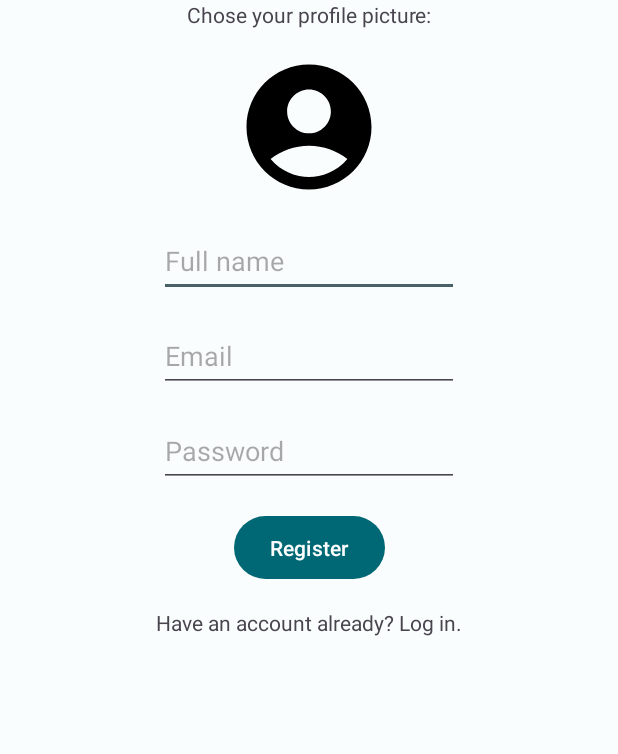
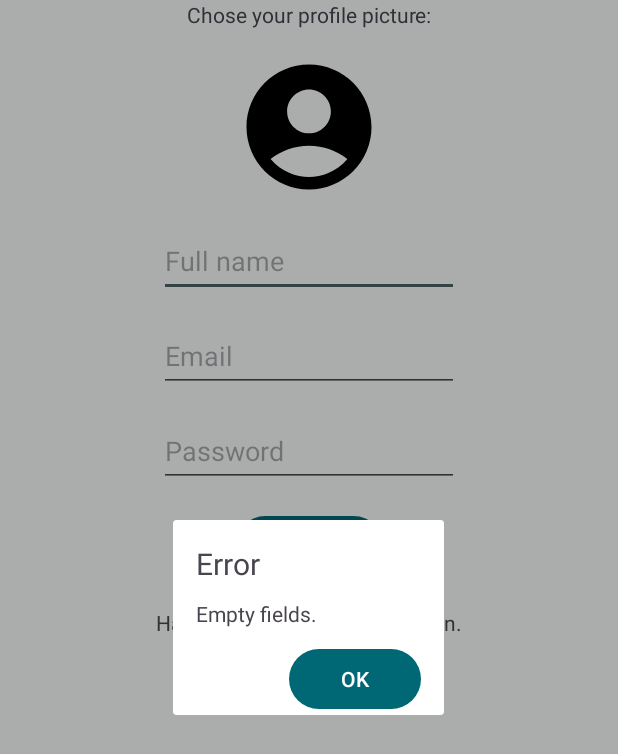
Before and after one commit to EnzoMaldonado00/ps2023, an Android app: the SignUpActivity screen opened directly, with no data from a screen before it, after a tap on "Register", on a phone screen of 412 x 824 dp. Shown: the top 754 px of the screen. Run offline under Robolectric (Android 15) with nearby library versions, the phone set to English and light mode, and no system bars; our stand-ins replace CircleImageView, Firebase (no records; nobody signed in at launch, a user with empty details on screens opened directly); pictures from the network do not load.

Commit message:
added dialogs

```diff
--- a/app/src/main/java/com/maldEnz/ps/presentation/activity/LogInActivity.kt
+++ b/app/src/main/java/com/maldEnz/ps/presentation/activity/LogInActivity.kt
@@ -4,8 +4,9 @@ import android.content.Intent
 import android.os.Bundle
 import androidx.appcompat.app.AppCompatActivity
 import com.google.firebase.auth.FirebaseAuth
-import com.google.firebase.auth.FirebaseAuthInvalidCredentialsException
+import com.maldEnz.ps.R
 import com.maldEnz.ps.databinding.ActivityLogInBinding
+import com.maldEnz.ps.presentation.fragment.dialog.ErrorDialogFragment
 
 class LogInActivity : AppCompatActivity() {
 
@@ -42,15 +43,14 @@ class LogInActivity : AppCompatActivity() {
                         val intent = Intent(this, HomeActivity::class.java)
                         startActivity(intent)
                     } else {
-                        // TODO
-                        // handle invalid account error
+                        val dialogFragment =
+                            ErrorDialogFragment.newInstance(getString(R.string.error_dialog))
+                        dialogFragment.show(supportFragmentManager, "dialog")
                     }
                 }.addOnFailureListener {
-                    when (it) {
-                        is FirebaseAuthInvalidCredentialsException -> {
-                            // handle invalid account
-                        }
-                    }
+                    val dialogFragment =
+                        ErrorDialogFragment.newInstance(getString(R.string.error_dialog))
+                    dialogFragment.show(supportFragmentManager, "dialog")
                 }
             }
         }
--- a/app/src/main/java/com/maldEnz/ps/presentation/activity/SignUpActivity.kt
+++ b/app/src/main/java/com/maldEnz/ps/presentation/activity/SignUpActivity.kt
@@ -15,7 +15,9 @@ import com.google.firebase.auth.FirebaseAuth
 import com.google.firebase.firestore.FirebaseFirestore
 import com.google.firebase.storage.FirebaseStorage
 import com.google.firebase.storage.UploadTask
+import com.maldEnz.ps.R
 import com.maldEnz.ps.databinding.ActivitySignUpBinding
+import com.maldEnz.ps.presentation.fragment.dialog.ErrorDialogFragment
 import com.maldEnz.ps.presentation.fragment.dialog.ImageMethodFragment
 import java.util.TimeZone
 
@@ -53,6 +55,10 @@ class SignUpActivity : AppCompatActivity() {
 
             if (fullName.isNotEmpty() && email.isNotEmpty() && password.isNotEmpty()) {
                 registerUser(fullName, email, password)
+            } else {
+                val dialogFragment =
+                    ErrorDialogFragment.newInstance(getString(R.string.field_error_dialog))
+                dialogFragment.show(supportFragmentManager, "dialog")
             }
         }
     }
@@ -128,6 +134,11 @@ class SignUpActivity : AppCompatActivity() {
                         }
                     }
                 }
+            }.addOnFailureListener {
+                progressDialog.dismiss()
+                val dialogFragment =
+                    ErrorDialogFragment.newInstance(getString(R.string.email_exists_dialog))
+                dialogFragment.show(supportFragmentManager, "dialog")
             }
     }
 
--- /dev/null
+++ b/app/src/main/java/com/maldEnz/ps/presentation/fragment/dialog/ErrorDialogFragment.kt
@@ -0,0 +1,44 @@
+package com.maldEnz.ps.presentation.fragment.dialog
+
+import android.os.Bundle
+import android.view.LayoutInflater
+import android.view.View
+import android.view.ViewGroup
+import androidx.fragment.app.DialogFragment
+import com.maldEnz.ps.databinding.FragmentErrorDialogBinding
+
+class ErrorDialogFragment : DialogFragment() {
+
+    private lateinit var binding: FragmentErrorDialogBinding
+
+    override fun onCreateView(
+        inflater: LayoutInflater,
+        container: ViewGroup?,
+        savedInstanceState: Bundle?,
+    ): View {
+        binding = FragmentErrorDialogBinding.inflate(inflater, container, false)
+        return binding.root
+    }
+
+    companion object {
+        private const val ARGS_MESSAGE_KEY = "message"
+
+        @JvmStatic
+        fun newInstance(message: String): ErrorDialogFragment {
+            val fragment = ErrorDialogFragment()
+            val args = Bundle()
+            args.putString(ARGS_MESSAGE_KEY, message)
+            fragment.arguments = args
+            return fragment
+        }
+    }
+
+    override fun onViewCreated(view: View, savedInstanceState: Bundle?) {
+        super.onViewCreated(view, savedInstanceState)
+        val errorMessage = arguments?.getString(ARGS_MESSAGE_KEY)
+        binding.errorMsg.text = errorMessage
+        binding.btnAccept.setOnClickListener {
+            dismiss()
+        }
+    }
+}
--- /dev/null
+++ b/app/src/main/res/layout/fragment_error_dialog.xml
@@ -0,0 +1,49 @@
+<?xml version="1.0" encoding="utf-8"?>
+<androidx.constraintlayout.widget.ConstraintLayout xmlns:android="http://schemas.android.com/apk/res/android"
+    xmlns:app="http://schemas.android.com/apk/res-auto"
+    xmlns:tools="http://schemas.android.com/tools"
+    android:layout_width="150dp"
+    android:layout_height="wrap_content"
+    tools:context=".presentation.fragment.dialog.ErrorDialogFragment">
+
+    <androidx.constraintlayout.widget.ConstraintLayout
+        android:id="@+id/container"
+        android:layout_width="150dp"
+        android:layout_height="wrap_content"
+        android:layout_margin="@dimen/container_margin"
+        app:layout_constraintStart_toStartOf="parent"
+        app:layout_constraintTop_toTopOf="parent"
+        app:layout_constraintEnd_toEndOf="parent">
+
+        <TextView
+            android:id="@+id/title"
+            android:layout_width="match_parent"
+            android:layout_height="match_parent"
+            android:textSize="20sp"
+            android:text="@string/error_text"
+            app:layout_constraintStart_toStartOf="parent"
+            app:layout_constraintTop_toTopOf="parent"
+            tools:text="Title" />
+
+        <TextView
+            android:id="@+id/error_msg"
+            android:layout_width="wrap_content"
+            android:layout_height="wrap_content"
+            android:layout_marginTop="10dp"
+            app:layout_constraintStart_toStartOf="parent"
+            app:layout_constraintTop_toBottomOf="@id/title"
+            tools:text="Error, invalid account"/>
+
+    </androidx.constraintlayout.widget.ConstraintLayout>
+
+    <Button
+        android:id="@+id/btn_accept"
+        android:layout_width="wrap_content"
+        android:layout_height="48dp"
+        android:text="@string/btn_ok"
+        android:layout_marginEnd="15dp"
+        android:layout_marginTop="10dp"
+        app:layout_constraintTop_toBottomOf="@id/container"
+        app:layout_constraintEnd_toEndOf="parent"/>
+
+</androidx.constraintlayout.widget.ConstraintLayout>
--- a/app/src/main/res/values/strings.xml
+++ b/app/src/main/res/values/strings.xml
@@ -92,6 +92,11 @@
     <string name="you_haven_t_uploaded_any_post_text">You haven\'t uploaded any post</string>
     <string name="score_empty_state_text">Add a friend to see their high score!</string>
     <string name="empty_state_feed_text">Add a friend to see their posts!</string>
+    <string name="btn_ok">OK</string>
+    <string name="error_dialog">The account doesn\'t exists.</string>
+    <string name="error_text">Error</string>
+    <string name="email_exists_dialog">The email is already on use.</string>
+    <string name="field_error_dialog">Empty fields.</string>
 
 
 </resources>
```
